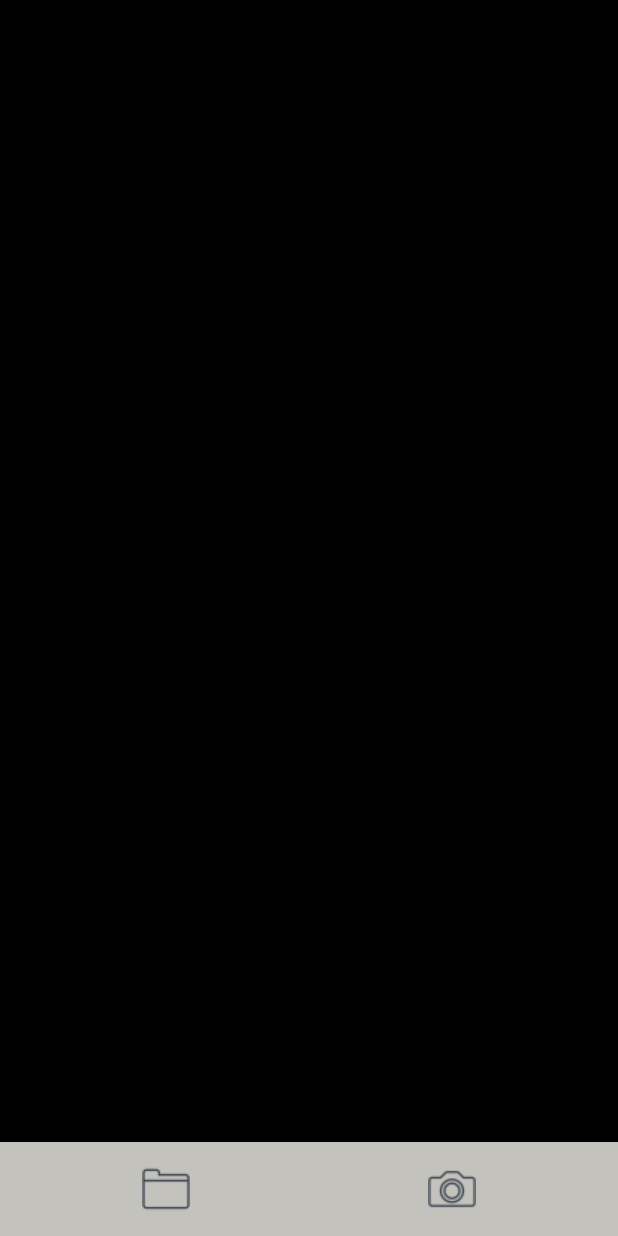
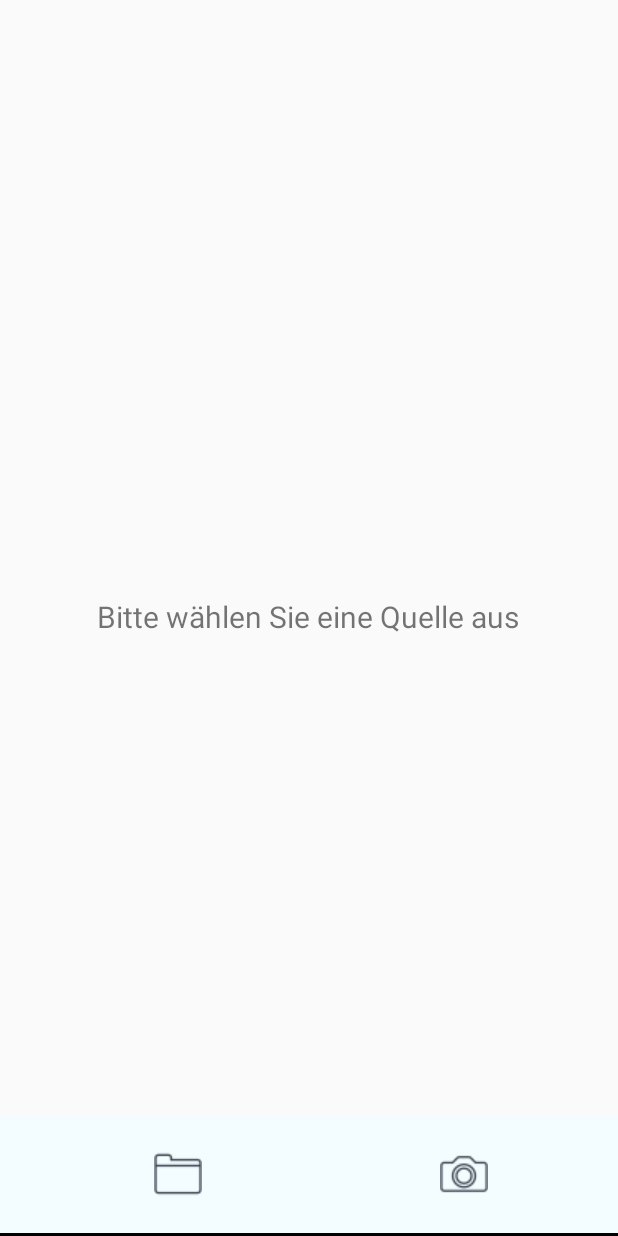
Before and after one commit to anthonycuervo23/androidScanner, an Android app: the screen it shows after launch (ScanActivity), after a tap on "MEDIA", on a phone screen of 412 x 824 dp. Run offline under Robolectric (Android 15) with nearby library versions, the phone set to English and light mode, and no system bars.

Commit message:
changed colors first fragment

```diff
--- a/scanlibrary/src/main/java/com/scanlibrary/PickImageFragment.java
+++ b/scanlibrary/src/main/java/com/scanlibrary/PickImageFragment.java
@@ -59,7 +59,6 @@ public class PickImageFragment extends Fragment {
     private void init() {
         cameraButton = (ImageButton) view.findViewById(R.id.cameraButton);
         cameraButton.setOnClickListener(new CameraButtonClickListener());
-        cameraButton.performClick();
         galleryButton = (ImageButton) view.findViewById(R.id.selectButton);
         galleryButton.setOnClickListener(new GalleryClickListener());
         imagePath = getActivity().getApplicationContext().getExternalCacheDir().getPath() + "/scanSample";
--- a/scanlibrary/src/main/res/layout/pick_image_fragment.xml
+++ b/scanlibrary/src/main/res/layout/pick_image_fragment.xml
@@ -6,30 +6,53 @@
     android:orientation="vertical">
 
     <LinearLayout
-        android:layout_width="fill_parent"
+        android:layout_width="match_parent"
+        android:layout_height="match_parent"
+        android:layout_marginBottom="2dp"
+        android:background="#fffafafa"
+        android:orientation="vertical">
+
+
+        <TextView
+            android:id="@+id/textView2"
+            android:layout_width="411dp"
+            android:layout_height="wrap_content"
+            android:layout_gravity="center"
+            android:layout_weight="1"
+            android:gravity="center"
+            android:text="Bitte wählen Sie eine Quelle aus"
+            android:textSize="20dp" />
+    </LinearLayout>
+
+    <LinearLayout
+        android:layout_width="match_parent"
         android:layout_height="wrap_content"
         android:layout_alignParentBottom="true"
-        android:background="#ffc4c2bc"
+        android:layout_marginBottom="2dp"
+        android:background="#fff3fdff"
         android:orientation="horizontal"
         android:padding="15dp">
 
         <ImageButton
             android:id="@+id/selectButton"
-            android:layout_width="0dp"
-            android:layout_height="wrap_content"
-            android:layout_gravity="center"
+            android:layout_width="wrap_content"
+            android:layout_height="match_parent"
+            android:layout_gravity="bottom|center_horizontal"
             android:layout_weight="1"
             android:background="@android:color/transparent"
+            android:minHeight="48dp"
             android:src="@drawable/gallery" />
 
         <ImageButton
             android:id="@+id/cameraButton"
             android:layout_width="0dp"
             android:layout_height="wrap_content"
-            android:layout_gravity="center"
+            android:layout_gravity="bottom|center_horizontal"
             android:layout_weight="1"
             android:background="@android:color/transparent"
+            android:minHeight="48dp"
             android:src="@drawable/camera" />
+
     </LinearLayout>
 
 </RelativeLayout>
```
